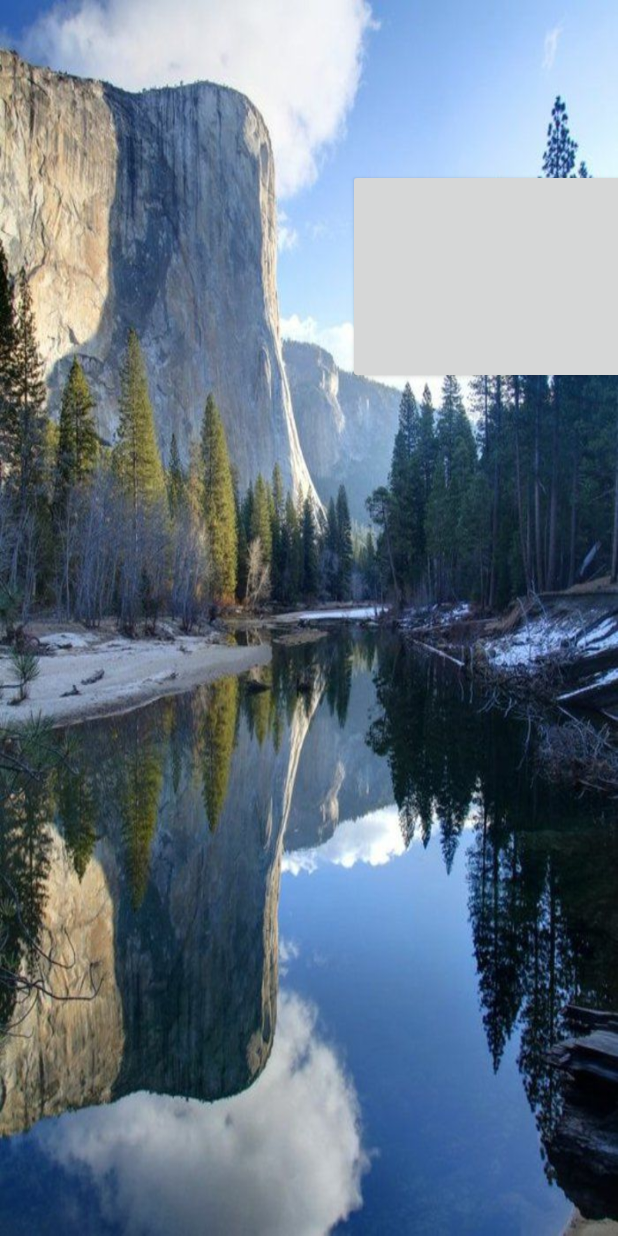
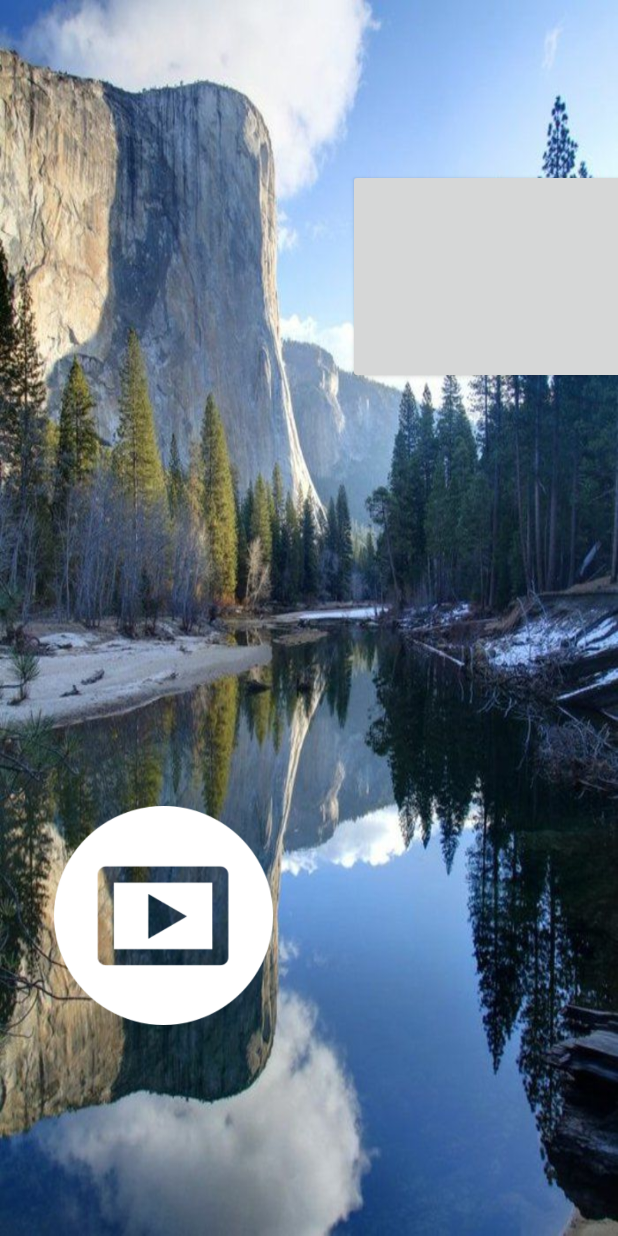
Before and after one commit to martincornu/interphone, an Android app: the screen it shows after launch (MainActivity), on a phone screen of 412 x 824 dp. Run offline under Robolectric (Android 15) with nearby library versions, the phone set to English and light mode, and no system bars; libraries missing offline, so code that uses them is left out: com.ebanx.swipebtn, java.lang; plain views replace SwipeButton; 4 statements that could not run were skipped.

Commit message:
modif design and add messages button

```diff
--- a/app/build.gradle
+++ b/app/build.gradle
@@ -24,7 +24,7 @@ android {
 
 dependencies {
     implementation fileTree(dir: 'libs', include: ['*.jar'])
-    implementation"org.jetbrains.kotlin:kotlin-stdlib-jdk7:$kotlin_version"
+    implementation "org.jetbrains.kotlin:kotlin-stdlib-jdk7:$kotlin_version"
     implementation 'androidx.appcompat:appcompat:1.0.0'
     implementation 'androidx.constraintlayout:constraintlayout:1.1.3'
     implementation 'com.ebanx:swipe-button:0.8.3'
--- /dev/null
+++ b/app/src/main/res/drawable/shape_rounded_custom.xml
@@ -0,0 +1,9 @@
+<?xml version="1.0" encoding="utf-8"?>
+<selector xmlns:android="http://schemas.android.com/apk/res/android">
+    <item android:state_pressed="false" android:state_selected="false">
+        <shape android:shape="rectangle">
+            <corners android:radius="150dp" />
+            <solid android:color="#25d366" />
+        </shape>
+    </item>
+</selector>
--- a/app/src/main/res/layout/activity_main.xml
+++ b/app/src/main/res/layout/activity_main.xml
@@ -24,11 +24,11 @@
             android:layout_height="143dp"
             android:layout_marginStart="232dp"
             app:inner_text="REPONDRE"
-            app:inner_text_color="@android:color/white"
-            app:inner_text_size="16sp"
+            app:inner_text_color="@android:color/black"
+            app:inner_text_size="20sp"
             app:inner_text_top_padding="18dp"
             app:inner_text_bottom_padding="18dp"
-            app:inner_text_background="@drawable/shape_rounded"
+            app:inner_text_background="@drawable/shape_rounded_custom"
             app:button_image_height="100dp"
             app:button_image_width="100dp"
             app:button_image_disabled="@drawable/phone"
@@ -49,7 +49,14 @@
             android:id="@+id/videoView" app:layout_constraintTop_toTopOf="parent"
             app:layout_constraintStart_toStartOf="parent"
             app:layout_constraintBottom_toBottomOf="parent" app:layout_constraintEnd_toEndOf="parent"
-            android:layout_width="0dp" app:layout_constraintHorizontal_bias="1.0"
-            app:layout_constraintVertical_bias="0.0"/>
+            android:layout_width="0dp" app:layout_constraintHorizontal_bias="0.0"
+            app:layout_constraintVertical_bias="1.0"/>
+    <ImageView
+            android:layout_width="146dp"
+            android:layout_height="179dp" app:srcCompat="@drawable/btn_play"
+            android:id="@+id/imageView"
+            app:layout_constraintStart_toStartOf="parent" android:layout_marginLeft="36dp"
+            android:layout_marginStart="36dp" android:layout_marginBottom="124dp"
+            app:layout_constraintBottom_toBottomOf="parent"/>
 
 </androidx.constraintlayout.widget.ConstraintLayout>
```
Also changed, not shown: app/src/main/AndroidManifest.xml (+7 -3 lines), app/src/main/java/com/alcedo/marty/interphone/MessagesActivity.kt (added, +12 -0 lines), app/src/main/res/layout/activity_messages.xml (added, +10 -0 lines), app/src/main/res/drawable/btn_play.png (added).
